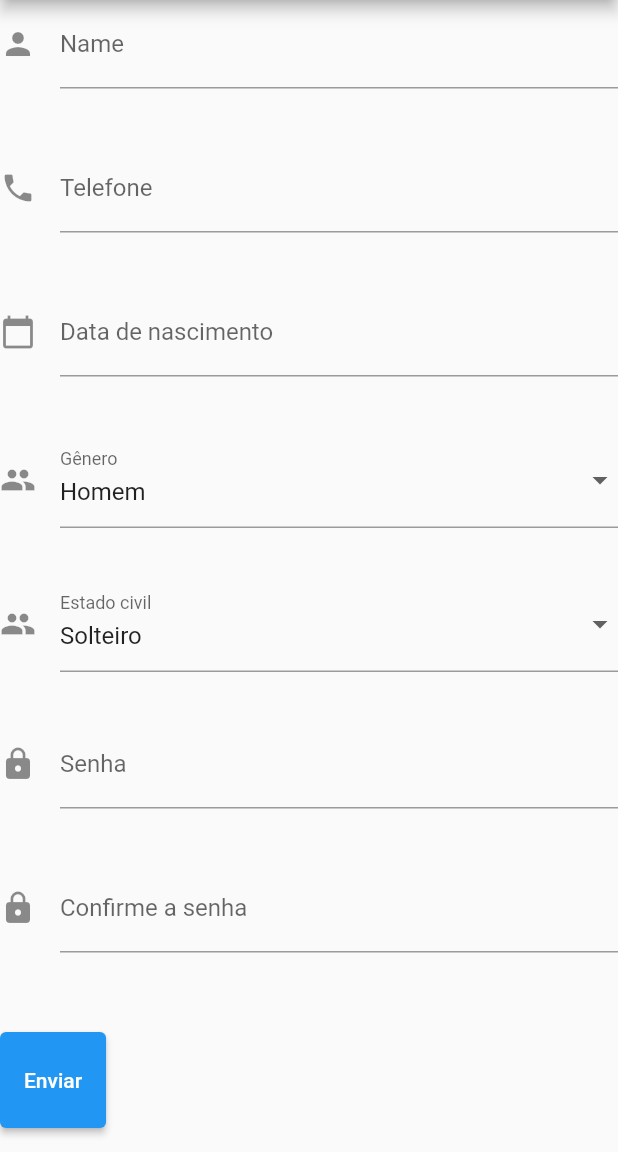
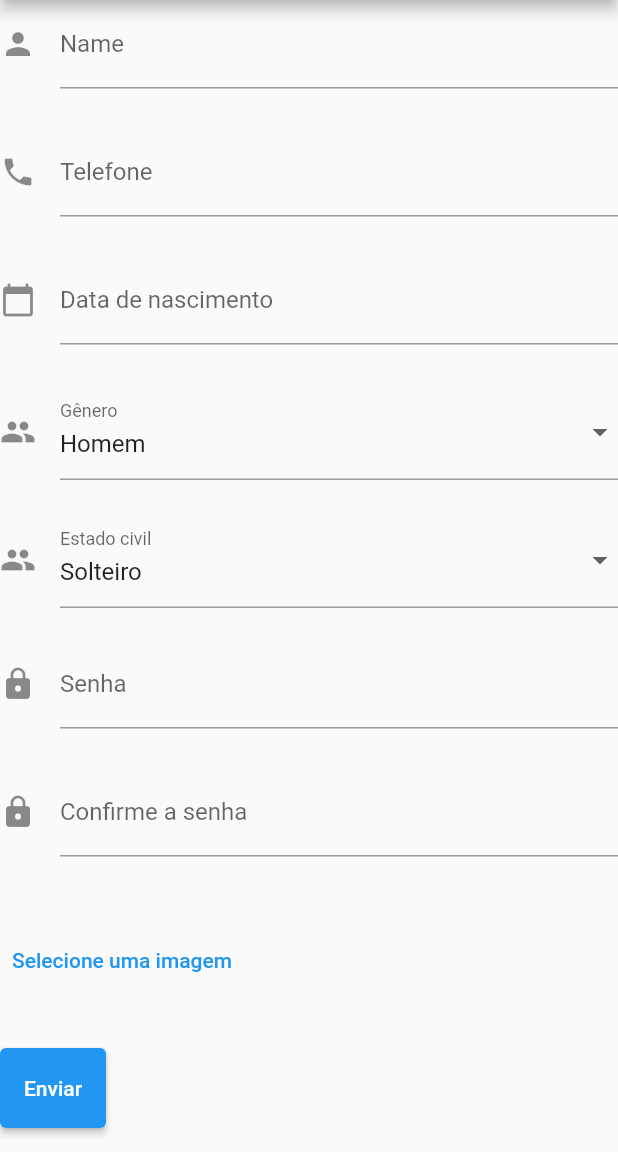
Before and after one commit to DayXL/Atividades-de-POO-1, a Flutter app: the screen it shows after launch, on a phone screen of 412 x 824 dp, the part 84-1236 px from its top. Run offline on Flutter 3.47's test engine with Material 2 defaults, Android fonts, the phone set to English and light mode, and no system bars; our stand-ins replace file_picker, flutter_datetime_picker, flutter_hooks.

Commit message:
fazendo upload de imagem

```diff
--- a/tarefa6/lib/main.dart
+++ b/tarefa6/lib/main.dart
@@ -1,5 +1,7 @@
+import 'dart:io';
 import 'package:flutter/material.dart';
 import 'package:flutter_datetime_picker/flutter_datetime_picker.dart';
+import 'package:file_picker/file_picker.dart';
 
 void main() => runApp(const MyApp());
 
@@ -38,6 +40,21 @@ class MyCustomFormState extends State<MyCustomForm> {
   String selecionarEstado = 'Solteiro';
   final _passwordController = TextEditingController();
   final _confirmPasswordController = TextEditingController();
+  File? _selectedImage;
+
+  Future<void> _pickImage() async {
+    final result = await FilePicker.platform.pickFiles(
+      type: FileType.image,
+    );
+
+    if (result == null || result.files.single.path == null) {
+      return;
+    }
+
+    setState(() {
+      _selectedImage = File(result.files.single.path!);
+    });
+  }
 
   @override
   void dispose() {
@@ -223,6 +240,13 @@ class MyCustomFormState extends State<MyCustomForm> {
             ),
           ),
 
+          Expanded(child: TextButton(
+            onPressed: _pickImage,
+            child: _selectedImage == null
+                ? const Text('Selecione uma imagem')
+                : Text(_selectedImage!.path),
+          ),),
+
           Expanded(
             child: Padding(
               padding: const EdgeInsets.symmetric(vertical: 16.0),
@@ -242,6 +266,9 @@ class MyCustomFormState extends State<MyCustomForm> {
               ),
             ),
           ),
+
+
+
         ],
       ),
     );
--- a/tarefa6/pubspec.yaml
+++ b/tarefa6/pubspec.yaml
@@ -36,6 +36,8 @@ dependencies:
   # Use with the CupertinoIcons class for iOS style icons.
   cupertino_icons: ^1.0.2
   flutter_datetime_picker: ^1.5.1
+  image_picker: ^0.8.7+4
+  file_picker: ^5.2.11
 
 dev_dependencies:
   flutter_test:
```
